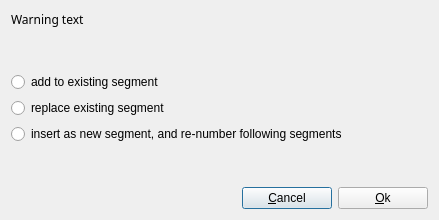
Qt form src/qt-widgets/HellingerNewSegmentErrorUi.ui (GPlates/GPlates) before a commit.
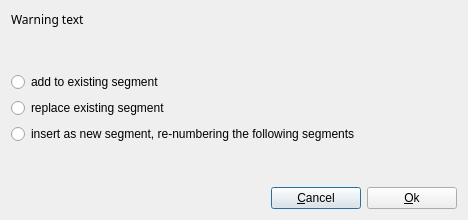
The same form after that commit.

Commit message: (hellinger) Begin tidying up the HellingerNewSegment class.

```diff
--- a/src/qt-widgets/HellingerNewSegmentErrorUi.ui
+++ b/src/qt-widgets/HellingerNewSegmentErrorUi.ui
@@ -6,7 +6,7 @@
    <rect>
     <x>0</x>
     <y>0</y>
-    <width>439</width>
+    <width>468</width>
     <height>220</height>
    </rect>
   </property>
@@ -60,7 +60,7 @@
      <item>
       <widget class="QRadioButton" name="radio_insert">
        <property name="text">
-        <string>insert as new segment, and re-number following segments</string>
+        <string>insert as new segment, re-numbering the following segments</string>
        </property>
       </widget>
      </item>
```
The commit also changes 4 other files.
